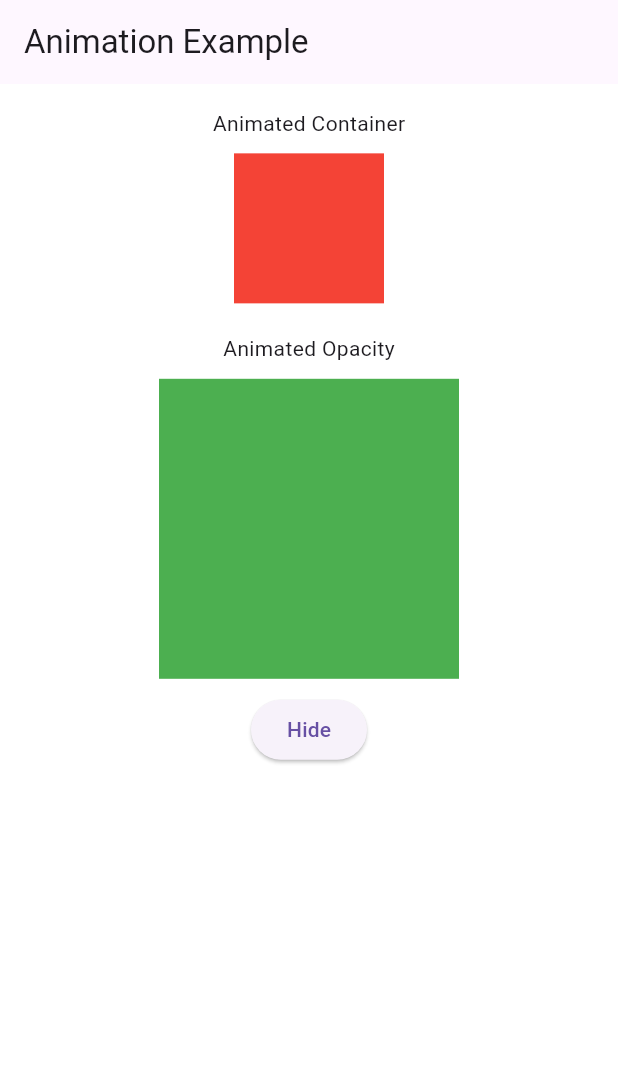
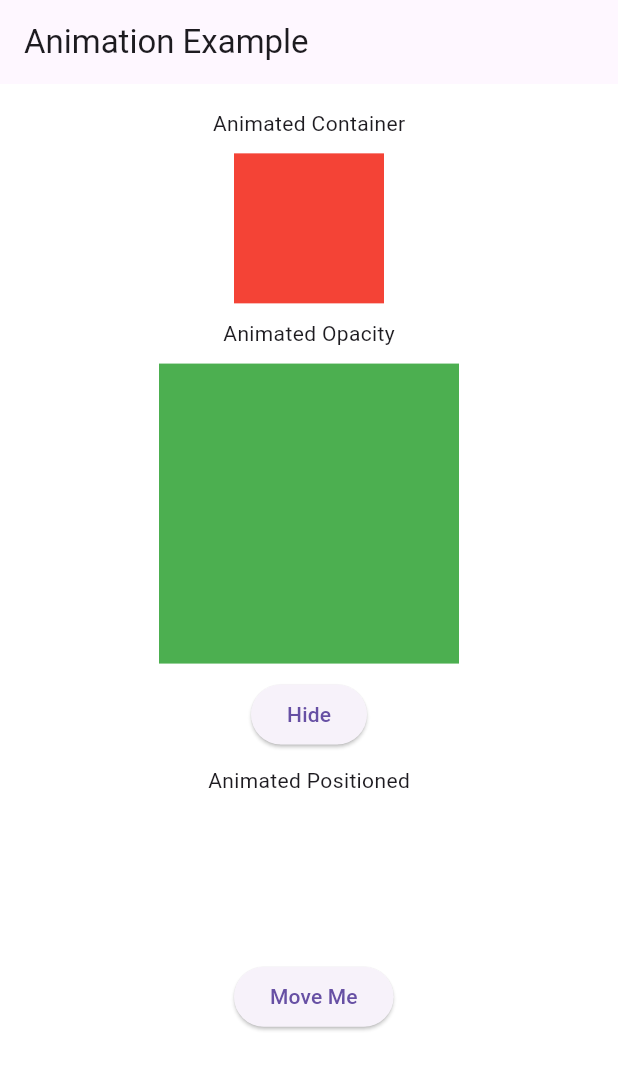
Before and after one commit to hossain72/Flutter_Code, a Flutter app: the screen it shows after launch, on a phone screen of 412 x 824 dp. Shown: the top 1070 px of the screen. Run offline on Flutter 3.47's test engine with Material 3 defaults, Android fonts, the phone set to English and light mode, and no system bars; our stand-ins replace flutter_screenutil, flutter_svg.

Commit message:
animated positioned added

```diff
--- /dev/null
+++ b/lib/app/pages/animation/animated_positioned_example.dart
@@ -0,0 +1,46 @@
+import 'package:flutter/material.dart';
+
+class AnimatedPositionedExample extends StatefulWidget {
+  const AnimatedPositionedExample({super.key});
+
+  @override
+  State<AnimatedPositionedExample> createState() =>
+      _AnimatedPositionedExampleState();
+}
+
+class _AnimatedPositionedExampleState extends State<AnimatedPositionedExample> {
+  bool _isPositioned = false;
+
+  @override
+  Widget build(BuildContext context) {
+    return Center(
+      child: Column(
+        children: [
+          Text("Animated Positioned"),
+          SizedBox(height: 10),
+          SizedBox(
+            width: 300,
+            height: 300,
+            child: Stack(
+              children: [
+                AnimatedPositioned(
+                  duration: Duration(milliseconds: 500),
+                  left: _isPositioned ? 20 : 100,
+                  top: _isPositioned ? 20 : 100,
+                  child: ElevatedButton(
+                    onPressed: () {
+                      setState(() {
+                        _isPositioned = !_isPositioned;
+                      });
+                    },
+                    child: Text('Move Me'),
+                  ),
+                ),
+              ],
+            ),
+          ),
+        ],
+      ),
+    );
+  }
+}
--- a/lib/app/pages/animation/animation_page.dart
+++ b/lib/app/pages/animation/animation_page.dart
@@ -1,5 +1,6 @@
 import 'package:flutter/material.dart';
 import 'package:flutter_code/app/core/extensions/build_context/build_context_device.dart';
+import 'package:flutter_code/app/pages/animation/animated_positioned_example.dart';
 
 import 'package:flutter_screenutil/flutter_screenutil.dart';
 import 'animated_container_example.dart';
@@ -20,7 +21,7 @@ class AnimationPage extends StatelessWidget {
           padding: EdgeInsets.symmetric(horizontal: 16.r, vertical: 16.h),
           child: SingleChildScrollView(
             child: Column(
-              spacing: 20.h,
+              spacing: 10.h,
               children: [
                 /*InkWell(
                   onTap: () {
@@ -35,6 +36,7 @@ class AnimationPage extends StatelessWidget {
                 ),*/
                 AnimatedContainerExample(),
                 AnimatedOpacityExample(),
+                AnimatedPositionedExample()
               ],
             ),
           ),
```
